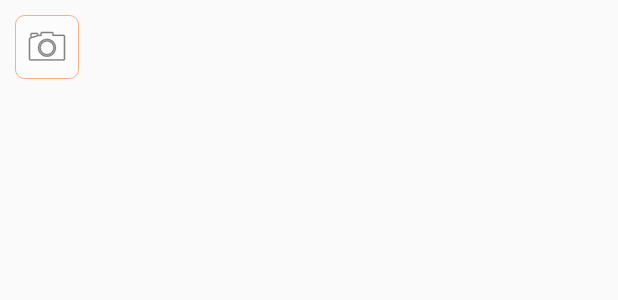
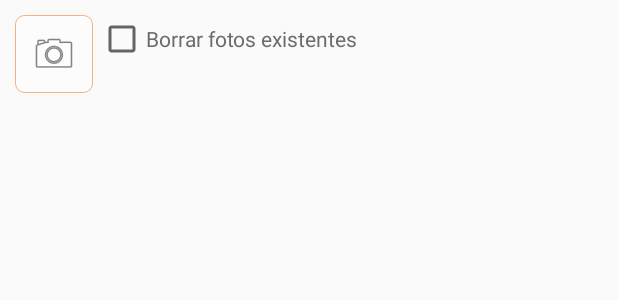
Before and after one commit to sistemasom/SOM, an Android app: the layout fragment_fotos.xml on its own in the app's theme, with its tools: preview values and no code run, on a phone screen of 412 x 824 dp. Shown: the top 300 px of the screen. Run offline under Robolectric (Android 15) with nearby library versions, the phone set to English and light mode, and no system bars.

Commit message:
Borrar fotos luego de grabar. Limpiar formulario. Calle no obligatoria en country.

```diff
--- a/app/src/main/java/com/som/som/Enviar.java
+++ b/app/src/main/java/com/som/som/Enviar.java
@@ -8,6 +8,7 @@ import android.os.Bundle;
 import android.support.annotation.Nullable;
 import android.support.v4.app.Fragment;
 import android.support.v4.app.FragmentManager;
+import android.widget.Button;
 import android.widget.TextView;
 import android.widget.Toast;
 
@@ -143,6 +144,9 @@ public class Enviar extends Fragment {
 
                         if(resultado.equals("OK")) {
                             if(!baja) {
+                                //Borrar todas las fotos
+                                Button eliminarFotos = (Button) getActivity().findViewById(R.id.limpiarfotos);
+                                eliminarFotos.performClick();
                                 TextView txtCodigo = (TextView) getActivity().findViewById(R.id.codigoOferta);
                                 txtCodigo.setText(codigo);
                                 String mensaje = "Oferta " + codigo + "\n grabada correctamente.";
--- a/app/src/main/res/layout/fragment_fotos.xml
+++ b/app/src/main/res/layout/fragment_fotos.xml
@@ -14,32 +14,39 @@
     android:paddingRight="@dimen/activity_horizontal_margin"
     android:paddingTop="@dimen/activity_vertical_margin">
 
+    <Button
+        android:id="@+id/limpiarfotos"
+        android:layout_width="wrap_content"
+        android:layout_height="wrap_content"
+        android:layout_marginTop="40dp"
+        android:visibility="invisible"
+        android:text="limpiar" />
+
     <ImageButton
         android:id="@+id/btnFoto"
         android:layout_width="wrap_content"
         android:layout_height="wrap_content"
         android:background="@drawable/border"
-        android:padding="5dp"
+        android:padding="10dp"
         android:onClick="takePhoto"
         app:srcCompat="@android:drawable/ic_menu_camera" />
+
+    <CheckBox
+        android:id="@+id/borrarFotos"
+        android:layout_width="wrap_content"
+        android:layout_height="wrap_content"
+        android:layout_marginLeft="55dp"
+        android:textColor="@color/letra"
+        android:text="Borrar fotos existentes" />
 
     <TextView
         android:id="@+id/mensajeFotos"
         android:layout_width="wrap_content"
         android:layout_height="wrap_content"
-        android:layout_marginLeft="60dp"
+        android:layout_marginLeft="62dp"
         android:visibility="invisible"
-        android:layout_marginTop="10dp"
+        android:layout_marginTop="35dp"
         android:text="Presione la imagen para rotar. \nMantenga presionado para eliminar." />
-
-    <CheckBox
-        android:id="@+id/borrarFotos"
-        android:visibility="invisible"
-        android:layout_width="wrap_content"
-        android:layout_height="wrap_content"
-        android:layout_marginLeft="50dp"
-        android:layout_marginTop="45dp"
-        android:text="Borrar fotos existentes" />
 
     <LinearLayout
             android:id="@+id/layoutFotos"
```
Also changed, not shown: app/src/main/java/com/som/som/Fotos.java (+17 -4 lines), app/src/main/java/com/som/som/Ubicacion.java (+12 -2 lines).
